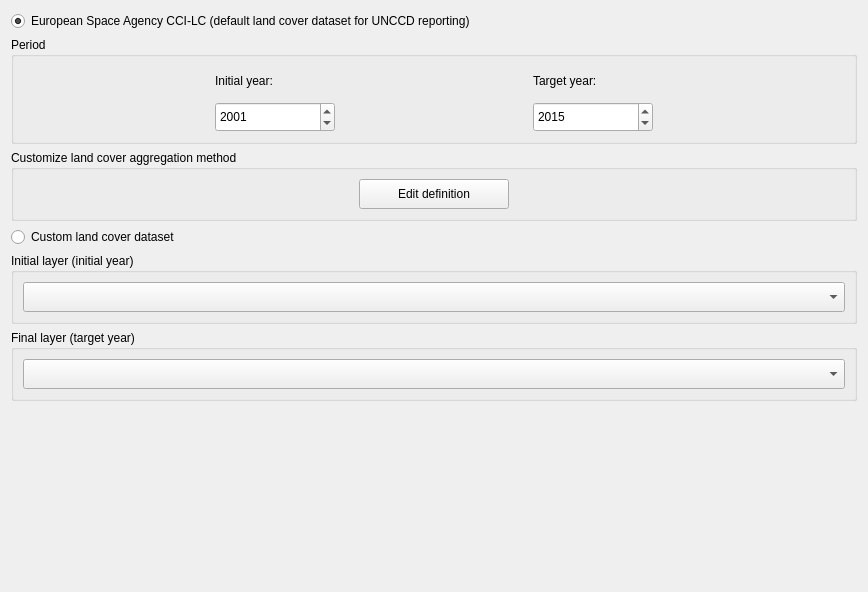
The window that LDMP/gui/WidgetLCSetup.ui (ConservationInternational/trends.earth) describes before a commit, drawn with Qt 5.
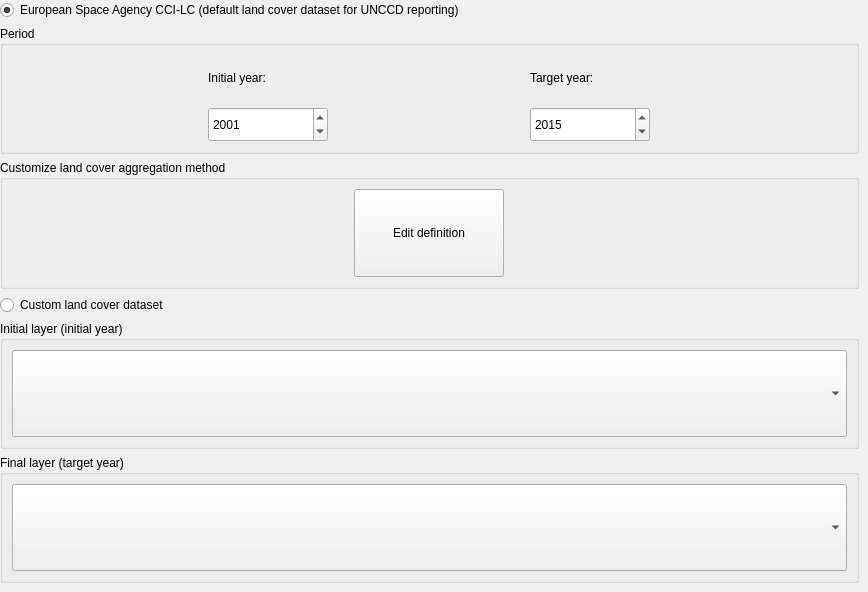
The same window after the commit. Custom widgets are drawn as their Qt base class.

The edit to the form file:
```diff
--- a/LDMP/gui/WidgetLCSetup.ui
+++ b/LDMP/gui/WidgetLCSetup.ui
@@ -14,6 +14,18 @@
    <string>Form</string>
   </property>
   <layout class="QVBoxLayout" name="verticalLayout">
+   <property name="leftMargin">
+    <number>0</number>
+   </property>
+   <property name="topMargin">
+    <number>0</number>
+   </property>
+   <property name="rightMargin">
+    <number>9</number>
+   </property>
+   <property name="bottomMargin">
+    <number>9</number>
+   </property>
    <item>
     <widget class="QRadioButton" name="use_esa">
      <property name="text">
@@ -288,22 +300,6 @@
      </layout>
     </widget>
    </item>
-   <item>
-    <spacer name="verticalSpacer">
-     <property name="orientation">
-      <enum>Qt::Vertical</enum>
-     </property>
-     <property name="sizeType">
-      <enum>QSizePolicy::Expanding</enum>
-     </property>
-     <property name="sizeHint" stdset="0">
-      <size>
-       <width>20</width>
-       <height>40</height>
-      </size>
-     </property>
-    </spacer>
-   </item>
   </layout>
  </widget>
  <customwidgets>
```
Left out of the diff: 48 changed lines with no effect on the pictures.
